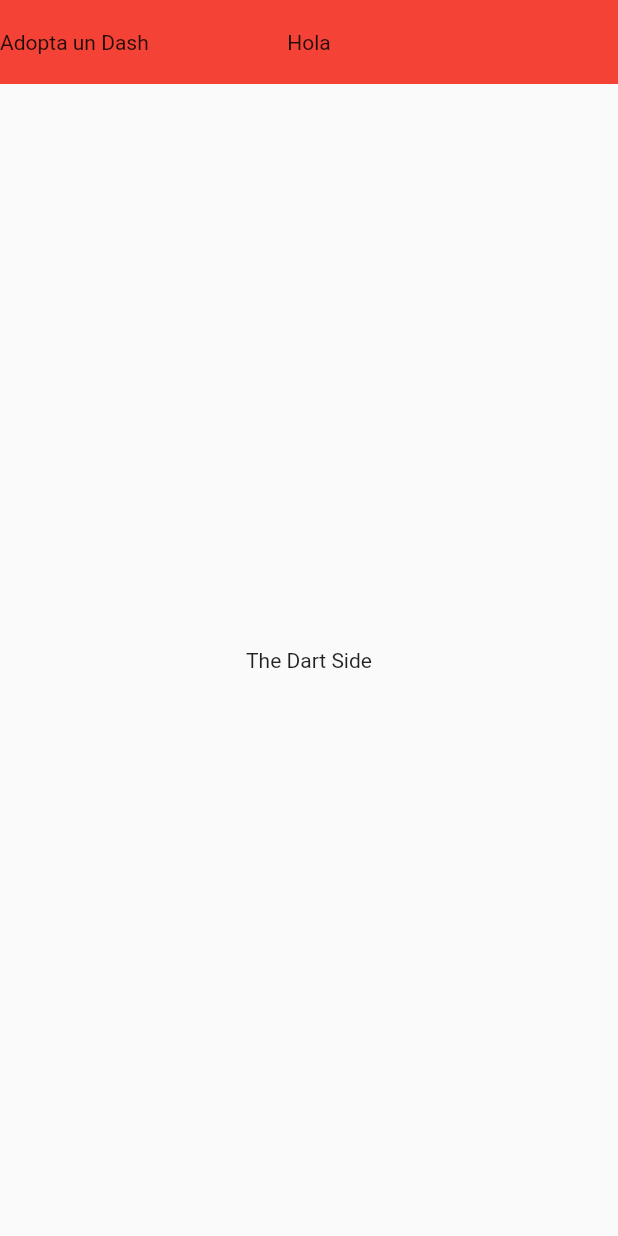
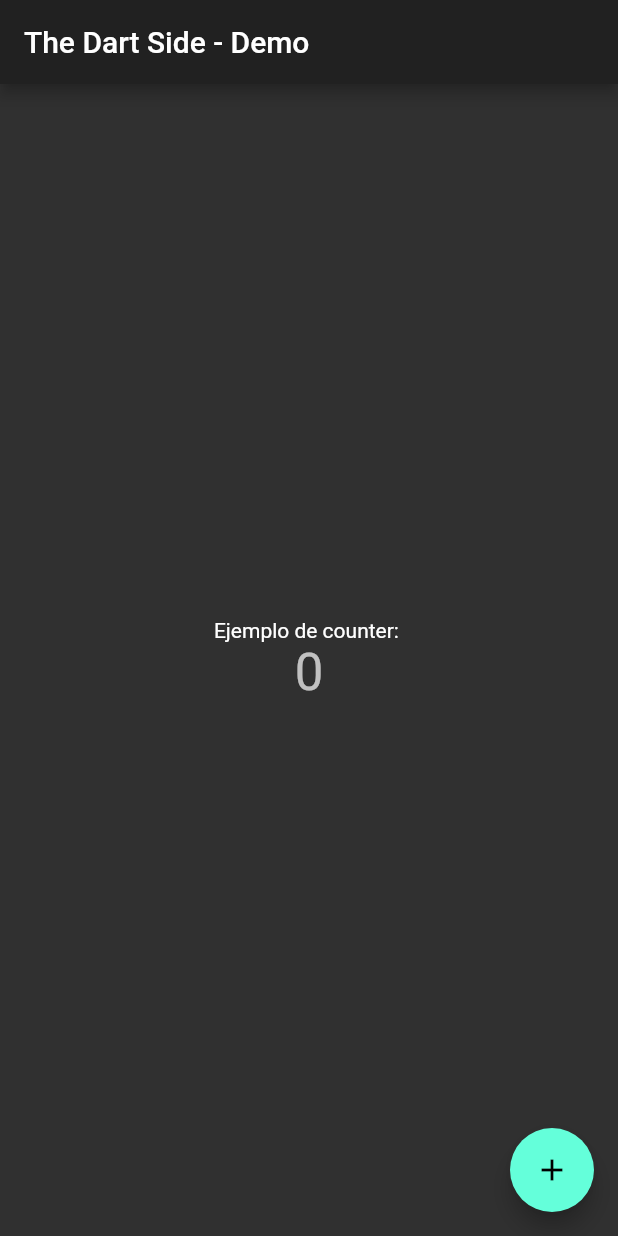
Before and after one commit to Arkangel12/the_dart_side, a Flutter app: the screen it shows after launch, on a phone screen of 412 x 824 dp. Run offline on Flutter 3.47's test engine with Material 2 defaults, Android fonts, the light colour scheme and no system bars.

Commit message:
separacion de estructura para futuros branch en repo

```diff
--- a/lib/main.dart
+++ b/lib/main.dart
@@ -1,26 +1,16 @@
 import 'package:flutter/material.dart';
-import 'package:the_dart_side/myHeader.dart';
+import 'package:the_dart_side/src/app.dart';
 
 void main() => runApp(MyApp());
 
-class MyApp extends StatelessWidget {
-  // This widget is the root of your application.
-  @override
-  Widget build(BuildContext context) {
-    return MaterialApp(
-      title: 'Flutter Demo',
-      theme: ThemeData(
-        primarySwatch: Colors.blue,
-      ),
-      home: SafeArea(
-        bottom: false,
-        child: Scaffold(
-          appBar: MyHeader(leftIcon: Text('Adopta un Dash'), title: 'Hola',),
-          body: Center(
-            child: Text('The Dart Side'),
-          ),
-        ),
-      ),
-    );
-  }
-}
+
+/*
+* Agregar font utilizada en el nombre del invitado y en el titulo del canal
+* las fuentes en la carpeta del canal
+*
+* crear imagen para general el icono del app con Dash Vader utilizando el package de icons
+*
+* despues de esto crear el branch donde estara el appbar personalizada de esta forma siempre se tendre
+* el boilerplate
+*
+* */
--- /dev/null
+++ b/lib/src/app.dart
@@ -0,0 +1,16 @@
+import 'package:flutter/material.dart';
+import 'package:the_dart_side/src/screens/myHomePage.dart';
+
+
+class MyApp extends StatelessWidget {
+  // This widget is the root of your application.
+  @override
+  Widget build(BuildContext context) {
+    return MaterialApp(
+      debugShowCheckedModeBanner: false,
+      title: 'The Dart Side',
+      theme: ThemeData.dark(),
+      home: MyHomePage(title: 'The Dart Side - Demo'),
+    );
+  }
+}
--- /dev/null
+++ b/lib/src/screens/myHomePage.dart
@@ -0,0 +1,48 @@
+import 'package:flutter/material.dart';
+
+class MyHomePage extends StatefulWidget {
+  MyHomePage({Key key, this.title}) : super(key: key);
+
+  final String title;
+
+  @override
+  _MyHomePageState createState() => _MyHomePageState();
+}
+
+class _MyHomePageState extends State<MyHomePage> {
+  int _counter = 0;
+
+  void _incrementCounter() {
+    setState(() {
+      _counter++;
+    });
+  }
+
+  @override
+  Widget build(BuildContext context) {
+    return Scaffold(
+      appBar: AppBar(
+        title: Text(widget.title),
+      ),
+      body: Center(
+        child: Column(
+          mainAxisAlignment: MainAxisAlignment.center,
+          children: <Widget>[
+            Text(
+              'Ejemplo de counter: ',
+            ),
+            Text(
+              '$_counter',
+              style: Theme.of(context).textTheme.display1,
+            ),
+          ],
+        ),
+      ),
+      floatingActionButton: FloatingActionButton(
+        onPressed: _incrementCounter,
+        tooltip: 'Increment',
+        child: Icon(Icons.add),
+      ),
+    );
+  }
+}
--- a/pubspec.yaml
+++ b/pubspec.yaml
@@ -1,5 +1,5 @@
 name: the_dart_side
-description: A new Flutter project.
+description: Repositorio de ejemplos para en canal de The Dart Side de Argel Bejarano y Diego Velasquez.
 
 # The following defines the version and build number for your application.
 # A version number is three numbers separated by dots, like 1.2.43
```
Also changed, not shown: 1 other file.
